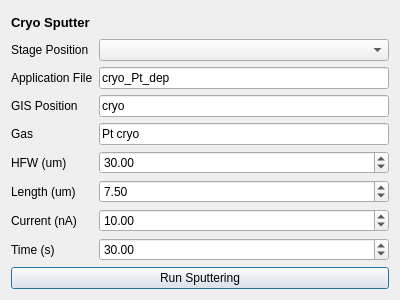
This is fibsem/ui/qtdesigner_files/FibsemCryoDepositionWidget.ui in DeMarcoLab/fibsem as Qt 5 draws it before an edit. The edited form follows.
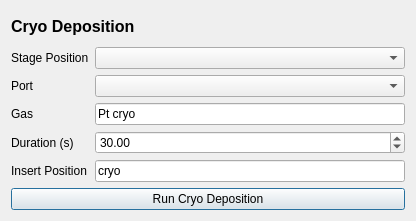
This is the edited form.

Commit message:
[feat] Add standard GIS support + refactor cryo deposition (#324)
feat: add support for standard gis cryo deposition

```diff
--- a/fibsem/ui/qtdesigner_files/FibsemCryoDepositionWidget.ui
+++ b/fibsem/ui/qtdesigner_files/FibsemCryoDepositionWidget.ui
@@ -6,25 +6,35 @@
    <rect>
     <x>0</x>
     <y>0</y>
-    <width>400</width>
-    <height>300</height>
+    <width>416</width>
+    <height>221</height>
    </rect>
   </property>
   <property name="windowTitle">
    <string>Dialog</string>
   </property>
   <layout class="QGridLayout" name="gridLayout">
+   <item row="5" column="0">
+    <widget class="QLabel" name="label_duration">
+     <property name="text">
+      <string>Duration (s)</string>
+     </property>
+    </widget>
+   </item>
+   <item row="1" column="1">
+    <widget class="QComboBox" name="comboBox_stage_position"/>
+   </item>
    <item row="0" column="0" colspan="2">
     <widget class="QLabel" name="label_title">
      <property name="font">
       <font>
-       <pointsize>10</pointsize>
+       <pointsize>12</pointsize>
        <weight>75</weight>
        <bold>true</bold>
       </font>
      </property>
      <property name="text">
-      <string>Cryo Sputter</string>
+      <string>Cryo Deposition</string>
      </property>
     </widget>
    </item>
@@ -35,44 +45,6 @@
      </property>
     </widget>
    </item>
-   <item row="1" column="1">
-    <widget class="QComboBox" name="comboBox_sputter_stage_position"/>
-   </item>
-   <item row="2" column="0">
-    <widget class="QLabel" name="label_sputter_application_file">
-     <property name="text">
-      <string>Application File</string>
-     </property>
-    </widget>
-   </item>
-   <item row="2" column="1">
-    <widget class="QLineEdit" name="lineEdit_sputter_application_file">
-     <property name="text">
-      <string>cryo_Pt_dep</string>
-     </property>
-    </widget>
-   </item>
-   <item row="3" column="0">
-    <widget class="QLabel" name="label_sputter_gis_position">
-     <property name="text">
-      <string>GIS Position</string>
-     </property>
-    </widget>
-   </item>
-   <item row="3" column="1">
-    <widget class="QLineEdit" name="lineEdit_sputter_gis_position">
-     <property name="text">
-      <string>cryo</string>
-     </property>
-    </widget>
-   </item>
-   <item row="4" column="0">
-    <widget class="QLabel" name="label_sputter_gas">
-     <property name="text">
-      <string>Gas</string>
-     </property>
-    </widget>
-   </item>
    <item row="4" column="1">
     <widget class="QLineEdit" name="lineEdit_sputter_gas">
      <property name="text">
@@ -80,13 +52,6 @@
      </property>
     </widget>
    </item>
-   <item row="5" column="0">
-    <widget class="QLabel" name="label_sputter_hfw">
-     <property name="text">
-      <string>HFW (um)</string>
-     </property>
-    </widget>
-   </item>
    <item row="5" column="1">
     <widget class="QDoubleSpinBox" name="doubleSpinBox_sputter_hfw">
      <property name="maximum">
@@ -97,63 +62,43 @@
      </property>
     </widget>
    </item>
+   <item row="3" column="0">
+    <widget class="QLabel" name="label_port">
+     <property name="text">
+      <string>Port</string>
+     </property>
+    </widget>
+   </item>
+   <item row="7" column="0" colspan="2">
+    <widget class="QPushButton" name="pushButton_run_sputter">
+     <property name="text">
+      <string>Run Cryo Deposition</string>
+     </property>
+    </widget>
+   </item>
+   <item row="4" column="0">
+    <widget class="QLabel" name="label_gas">
+     <property name="text">
+      <string>Gas</string>
+     </property>
+    </widget>
+   </item>
    <item row="6" column="0">
     <widget class="QLabel" name="label_sputter_length">
      <property name="text">
-      <string>Length (um)</string>
+      <string>Insert Position</string>
      </property>
     </widget>
    </item>
    <item row="6" column="1">
-    <widget class="QDoubleSpinBox" name="doubleSpinBox_sputter_length">
-     <property name="maximum">
-      <double>1000.000000000000000</double>
-     </property>
-     <property name="value">
-      <double>7.500000000000000</double>
-     </property>
-    </widget>
-   </item>
-   <item row="7" column="0">
-    <widget class="QLabel" name="label">
+    <widget class="QLineEdit" name="lineEdit_insert_position">
      <property name="text">
-      <string>Current (nA)</string>
+      <string>cryo</string>
      </property>
     </widget>
    </item>
-   <item row="7" column="1">
-    <widget class="QDoubleSpinBox" name="doubleSpinBox_sputter_beam_current">
-     <property name="maximum">
-      <double>1000.000000000000000</double>
-     </property>
-     <property name="value">
-      <double>10.000000000000000</double>
-     </property>
-    </widget>
-   </item>
-   <item row="8" column="0">
-    <widget class="QLabel" name="label_sputter_time">
-     <property name="text">
-      <string>Time (s)</string>
-     </property>
-    </widget>
-   </item>
-   <item row="8" column="1">
-    <widget class="QDoubleSpinBox" name="doubleSpinBox_sputter_time">
-     <property name="maximum">
-      <double>1000.000000000000000</double>
-     </property>
-     <property name="value">
-      <double>30.000000000000000</double>
-     </property>
-    </widget>
-   </item>
-   <item row="9" column="0" colspan="2">
-    <widget class="QPushButton" name="pushButton_run_sputter">
-     <property name="text">
-      <string>Run Sputtering</string>
-     </property>
-    </widget>
+   <item row="3" column="1">
+    <widget class="QComboBox" name="comboBox_port"/>
    </item>
   </layout>
  </widget>
```
Left out of the diff: 8 changed lines with no effect on the pictures. The commit also changes 6 other files.
